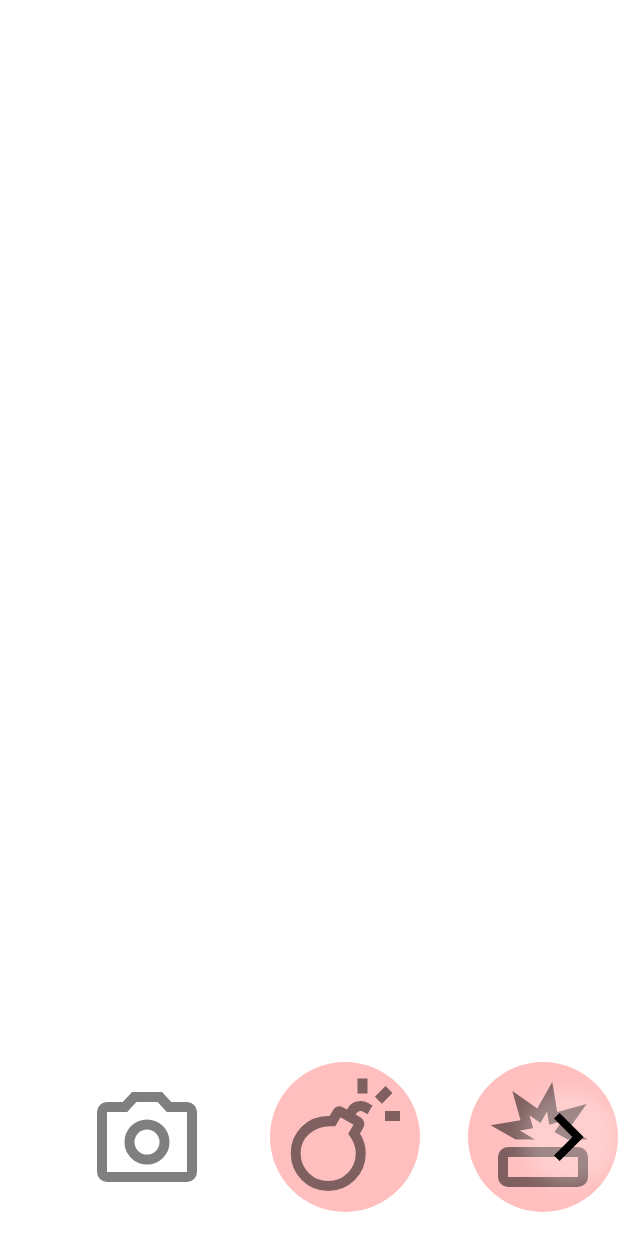
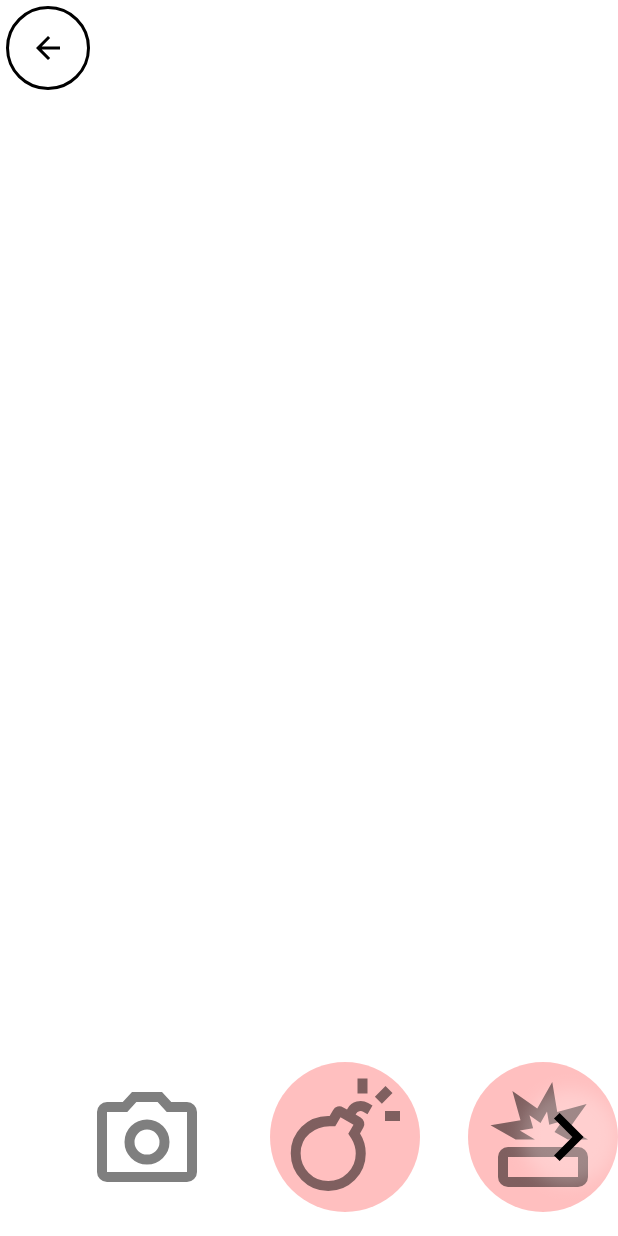
Before and after one commit to lotus-root-monster/bad-camera-application, an Android app built with Jetpack Compose: the @Preview function Preview, on a phone screen of 412 x 824 dp. Run offline under Robolectric (Android 15) with nearby library versions, the phone set to English and light mode, and no system bars; our stand-ins replace Dagger/Hilt's generated code; libraries missing offline, so code that uses them is left out: androidx.camera.compose, androidx.camera.core, androidx.hilt.lifecycle.

Commit message:
戻るボタンを追加

```diff
--- a/app/src/main/java/com/example/badcameraapplication/ui/MainScreen.kt
+++ b/app/src/main/java/com/example/badcameraapplication/ui/MainScreen.kt
@@ -26,7 +26,7 @@ fun MainScreen() {
         onBack = backStack::removeLast,
         entryProvider = entryProvider {
             rootScreen(onNavigateToCameraClick = { backStack.add(CameraNavKey) })
-            cameraScreen()
+            cameraScreen(onBackClick = backStack::removeLast)
         }
     )
 }
--- a/app/src/main/java/com/example/badcameraapplication/ui/camera/CameraNavigation.kt
+++ b/app/src/main/java/com/example/badcameraapplication/ui/camera/CameraNavigation.kt
@@ -7,8 +7,8 @@ import kotlinx.serialization.Serializable
 @Serializable
 data object CameraNavKey : NavKey
 
-fun EntryProviderScope<NavKey>.cameraScreen() {
+fun EntryProviderScope<NavKey>.cameraScreen(onBackClick: () -> Unit) {
     entry<CameraNavKey> {
-        CameraScreen()
+        CameraScreen(onBackClick = onBackClick)
     }
 }
--- a/app/src/main/java/com/example/badcameraapplication/ui/camera/CameraScreen.kt
+++ b/app/src/main/java/com/example/badcameraapplication/ui/camera/CameraScreen.kt
@@ -6,6 +6,7 @@ import androidx.camera.compose.CameraXViewfinder
 import androidx.camera.core.SurfaceRequest
 import androidx.compose.foundation.layout.Box
 import androidx.compose.foundation.layout.fillMaxSize
+import androidx.compose.foundation.layout.safeDrawingPadding
 import androidx.compose.material3.Button
 import androidx.compose.material3.Text
 import androidx.compose.runtime.Composable
@@ -25,6 +26,7 @@ import com.example.badcameraapplication.core.orientation.isPortrait
 import com.example.badcameraapplication.ui.camera.util.CameraButtonsLayout
 import com.example.badcameraapplication.ui.camera.util.CameraProvider
 import com.example.badcameraapplication.ui.camera.util.CameraWarningDialog
+import com.example.badcameraapplication.ui.components.BackButton
 import com.google.accompanist.permissions.ExperimentalPermissionsApi
 import com.google.accompanist.permissions.isGranted
 import com.google.accompanist.permissions.rememberPermissionState
@@ -32,6 +34,7 @@ import com.google.accompanist.permissions.rememberPermissionState
 @OptIn(ExperimentalPermissionsApi::class)
 @Composable
 fun CameraScreen(
+    onBackClick: () -> Unit,
     viewModel: CameraViewModel = hiltViewModel(),
     context: Context = LocalContext.current,
     lifecycleOwner: LifecycleOwner = LocalLifecycleOwner.current,
@@ -50,6 +53,7 @@ fun CameraScreen(
     CameraScreen(
         state = state,
         isGranted = cameraPermissionState.status.isGranted,
+        onBackClick = onBackClick,
         onLaunchPermissionRequest = cameraPermissionState::launchPermissionRequest,
         onCameraClick = cameraProvider::takePicture,
         onBombClick = viewModel::onBombClick,
@@ -78,6 +82,7 @@ fun CameraScreen(
 private fun CameraScreen(
     state: CameraViewModel.State,
     isGranted: Boolean,
+    onBackClick: () -> Unit,
     onLaunchPermissionRequest: () -> Unit,
     onCameraClick: () -> Unit,
     onBombClick: () -> Unit,
@@ -103,6 +108,12 @@ private fun CameraScreen(
                 Text(text = "カメラの権限をリクエストする")
             }
         }
+        BackButton(
+            onBackClick = onBackClick,
+            modifier = Modifier
+                .align(Alignment.TopStart)
+                .safeDrawingPadding()
+        )
     }
 }
 
@@ -126,6 +137,7 @@ private fun Preview() {
     CameraScreen(
         state = CameraViewModel.State.initialize(),
         isGranted = true,
+        onBackClick = {},
         onLaunchPermissionRequest = {},
         onCameraClick = {},
         onBombClick = {},
--- /dev/null
+++ b/app/src/main/java/com/example/badcameraapplication/ui/components/BackButton.kt
@@ -0,0 +1,42 @@
+package com.example.badcameraapplication.ui.components
+
+import androidx.compose.foundation.background
+import androidx.compose.foundation.border
+import androidx.compose.foundation.layout.padding
+import androidx.compose.foundation.layout.size
+import androidx.compose.foundation.shape.CircleShape
+import androidx.compose.material3.Icon
+import androidx.compose.material3.IconButton
+import androidx.compose.runtime.Composable
+import androidx.compose.ui.Modifier
+import androidx.compose.ui.graphics.Color
+import androidx.compose.ui.res.painterResource
+import androidx.compose.ui.unit.dp
+import com.example.badcameraapplication.R
+
+@Composable
+fun BackButton(
+    onBackClick: () -> Unit,
+    modifier: Modifier = Modifier
+){
+    IconButton(
+        onClick = onBackClick,
+        modifier = modifier
+            .padding(4.dp)
+            .size(56.dp)
+            .background(
+                color = Color.White.copy(alpha = 0.75f),
+                shape = CircleShape,
+            )
+            .border(
+                width = 2.dp,
+                color = Color.Black,
+                shape = CircleShape,
+            )
+    ) {
+        Icon(
+            painter = painterResource(R.drawable.ic_back),
+            contentDescription = "戻る",
+        )
+    }
+}
--- /dev/null
+++ b/app/src/main/res/drawable/ic_back.xml
@@ -0,0 +1,9 @@
+<vector xmlns:android="http://schemas.android.com/apk/res/android"
+    android:width="24dp"
+    android:height="24dp"
+    android:viewportWidth="960"
+    android:viewportHeight="960">
+  <path
+      android:pathData="m313,520 l224,224 -57,56 -320,-320 320,-320 57,56 -224,224h487v80L313,520Z"
+      android:fillColor="#1f1f1f"/>
+</vector>
```
